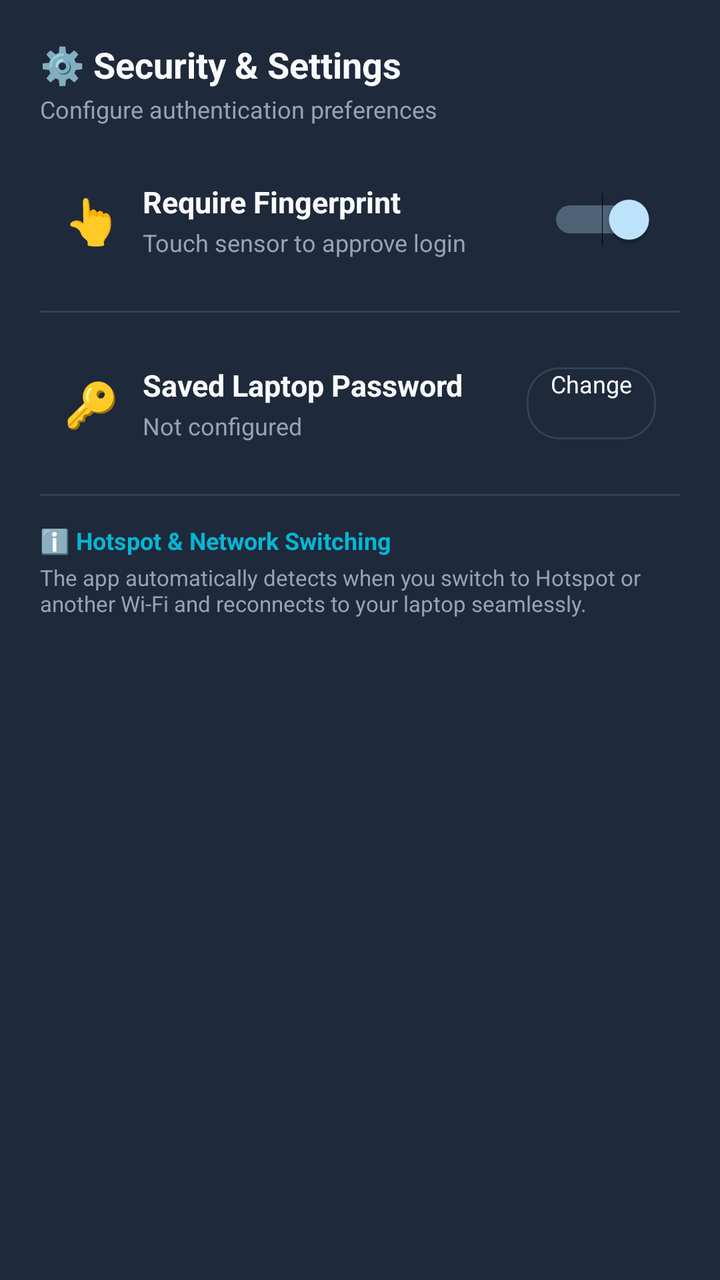
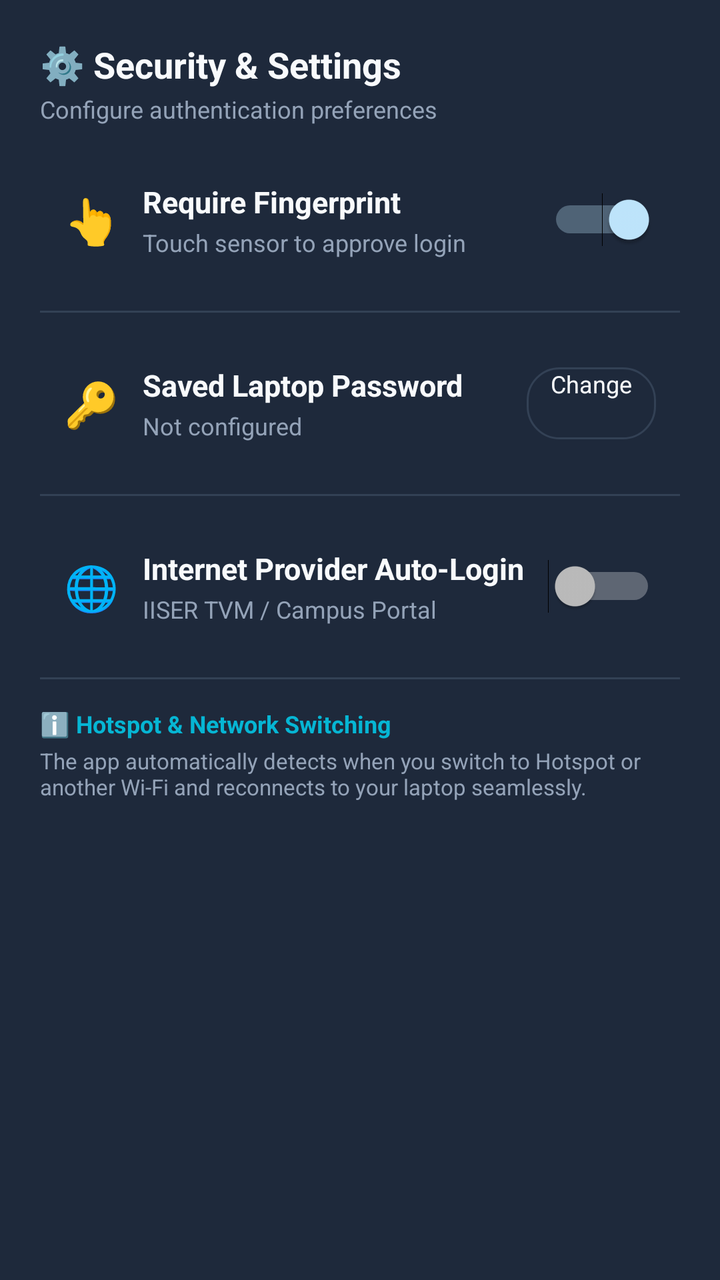

An Android layout rendered at two revisions. The XML below is the earlier revision; the diff shows what the commit changed to produce the second picture.
<!-- AndroidManifest.xml: application theme AppTheme -->
<!-- res/layout/dialog_settings.xml -->
<?xml version="1.0" encoding="utf-8"?>
<LinearLayout xmlns:android="http://schemas.android.com/apk/res/android"
    android:layout_width="match_parent"
    android:layout_height="wrap_content"
    android:orientation="vertical"
    android:background="@color/card_bg"
    android:padding="20dp">

    <TextView
        android:layout_width="wrap_content"
        android:layout_height="wrap_content"
        android:text="⚙️ Security &amp; Settings"
        android:textSize="18sp"
        android:textStyle="bold"
        android:textColor="@color/text_white" />

    <TextView
        android:layout_width="wrap_content"
        android:layout_height="wrap_content"
        android:text="Configure authentication preferences"
        android:textSize="12sp"
        android:textColor="@color/text_muted"
        android:layout_marginTop="2dp"
        android:layout_marginBottom="16dp" />

    
    <LinearLayout
        android:layout_width="match_parent"
        android:layout_height="wrap_content"
        android:orientation="horizontal"
        android:gravity="center_vertical"
        android:padding="12dp">

        <TextView
            android:layout_width="wrap_content"
            android:layout_height="wrap_content"
            android:text="👆"
            android:textSize="22sp"
            android:layout_marginEnd="12dp" />

        <LinearLayout
            android:layout_width="0dp"
            android:layout_height="wrap_content"
            android:layout_weight="1"
            android:orientation="vertical">

            <TextView
                android:layout_width="wrap_content"
                android:layout_height="wrap_content"
                android:text="Require Fingerprint"
                android:textSize="15sp"
                android:textStyle="bold"
                android:textColor="@color/text_white" />

            <TextView
                android:id="@+id/tv_dialog_biometric_desc"
                android:layout_width="wrap_content"
                android:layout_height="wrap_content"
                android:text="Touch sensor to approve login"
                android:textSize="12sp"
                android:textColor="@color/text_muted"
                android:layout_marginTop="2dp" />
        </LinearLayout>

        <Switch
            android:id="@+id/switch_dialog_biometric"
            android:layout_width="wrap_content"
            android:layout_height="wrap_content"
            android:checked="true" />
    </LinearLayout>

    <View
        android:layout_width="match_parent"
        android:layout_height="1dp"
        android:background="@color/card_border"
        android:layout_marginTop="14dp"
        android:layout_marginBottom="14dp" />

    
    <LinearLayout
        android:layout_width="match_parent"
        android:layout_height="wrap_content"
        android:orientation="horizontal"
        android:gravity="center_vertical"
        android:padding="12dp">

        <TextView
            android:layout_width="wrap_content"
            android:layout_height="wrap_content"
            android:text="🔑"
            android:textSize="22sp"
            android:layout_marginEnd="12dp" />

        <LinearLayout
            android:layout_width="0dp"
            android:layout_height="wrap_content"
            android:layout_weight="1"
            android:orientation="vertical">

            <TextView
                android:layout_width="wrap_content"
                android:layout_height="wrap_content"
                android:text="Saved Laptop Password"
                android:textSize="15sp"
                android:textStyle="bold"
                android:textColor="@color/text_white" />

            <TextView
                android:id="@+id/tv_dialog_password_desc"
                android:layout_width="wrap_content"
                android:layout_height="wrap_content"
                android:text="Not configured"
                android:textSize="12sp"
                android:textColor="@color/text_muted"
                android:layout_marginTop="2dp" />
        </LinearLayout>

        <Button
            android:id="@+id/btn_dialog_change_password"
            android:layout_width="wrap_content"
            android:layout_height="36dp"
            android:text="Change"
            android:textSize="12sp"
            android:textColor="@color/text_white"
            android:background="@drawable/card_bg"
            android:paddingStart="12dp"
            android:paddingEnd="12dp" />
    </LinearLayout>

    <View
        android:layout_width="match_parent"
        android:layout_height="1dp"
        android:background="@color/card_border"
        android:layout_marginTop="14dp"
        android:layout_marginBottom="14dp" />

    
    <TextView
        android:layout_width="wrap_content"
        android:layout_height="wrap_content"
        android:text="ℹ️ Hotspot &amp; Network Switching"
        android:textSize="12sp"
        android:textStyle="bold"
        android:textColor="@color/accent_cyan" />

    <TextView
        android:layout_width="wrap_content"
        android:layout_height="wrap_content"
        android:text="The app automatically detects when you switch to Hotspot or another Wi-Fi and reconnects to your laptop seamlessly."
        android:textSize="11sp"
        android:textColor="@color/text_muted"
        android:layout_marginTop="3dp" />

</LinearLayout>
<!-- resources referenced by this layout -->
<resources>
  <color name="accent_cyan">#06b6d4</color>
  <color name="card_bg">#1e293b</color>
  <color name="card_border">#334155</color>
  <color name="text_muted">#94a3b8</color>
  <color name="text_white">#f8fafc</color>
  <!-- drawable card_bg (drawable) -->
  <?xml version="1.0" encoding="utf-8"?>
  <shape xmlns:android="http://schemas.android.com/apk/res/android"
      android:shape="rectangle">
      <solid android:color="@color/card_bg" />
      <corners android:radius="16dp" />
      <stroke android:width="1dp" android:color="@color/card_border" />
  </shape>
  <style name="AppTheme" parent="@android:style/Theme.DeviceDefault.NoActionBar">
          <item name="android:windowBackground">@color/bg_dark</item>
          <item name="android:statusBarColor">@color/bg_dark</item>
          <item name="android:navigationBarColor">@color/bg_dark</item>
      </style>
  <color name="bg_dark">#0b1329</color>
</resources>

<!-- the commit's change to res/layout/dialog_settings.xml (unified diff, before → after) -->
@@ -135,6 +135,81 @@
         android:layout_marginBottom="14dp" />
 
     
+    <LinearLayout
+        android:layout_width="match_parent"
+        android:layout_height="wrap_content"
+        android:orientation="horizontal"
+        android:gravity="center_vertical"
+        android:padding="12dp">
+
+        <TextView
+            android:layout_width="wrap_content"
+            android:layout_height="wrap_content"
+            android:text="🌐"
+            android:textSize="22sp"
+            android:layout_marginEnd="12dp" />
+
+        <LinearLayout
+            android:layout_width="0dp"
+            android:layout_height="wrap_content"
+            android:layout_weight="1"
+            android:orientation="vertical">
+
+            <TextView
+                android:layout_width="wrap_content"
+                android:layout_height="wrap_content"
+                android:text="Internet Provider Auto-Login"
+                android:textSize="15sp"
+                android:textStyle="bold"
+                android:textColor="@color/text_white" />
+
+            <TextView
+                android:id="@+id/tv_dialog_captive_desc"
+                android:layout_width="wrap_content"
+                android:layout_height="wrap_content"
+                android:text="IISER TVM / Campus Portal"
+                android:textSize="12sp"
+                android:textColor="@color/text_muted"
+                android:layout_marginTop="2dp" />
+        </LinearLayout>
+
+        <Switch
+            android:id="@+id/switch_dialog_captive"
+            android:layout_width="wrap_content"
+            android:layout_height="wrap_content"
+            android:checked="false" />
+    </LinearLayout>
+
+    <LinearLayout
+        android:id="@+id/layout_dialog_captive_config"
+        android:layout_width="match_parent"
+        android:layout_height="wrap_content"
+        android:orientation="horizontal"
+        android:gravity="end"
+        android:paddingEnd="12dp"
+        android:paddingBottom="8dp"
+        android:visibility="gone">
+
+        <Button
+            android:id="@+id/btn_dialog_config_captive"
+            android:layout_width="wrap_content"
+            android:layout_height="36dp"
+            android:text="⚙️ Configure Credentials"
+            android:textSize="12sp"
+            android:textColor="@color/text_white"
+            android:background="@drawable/card_bg"
+            android:paddingStart="12dp"
+            android:paddingEnd="12dp" />
+    </LinearLayout>
+
+    <View
+        android:layout_width="match_parent"
+        android:layout_height="1dp"
+        android:background="@color/card_border"
+        android:layout_marginTop="14dp"
+        android:layout_marginBottom="14dp" />
+
+    
     <TextView
         android:layout_width="wrap_content"
         android:layout_height="wrap_content"
